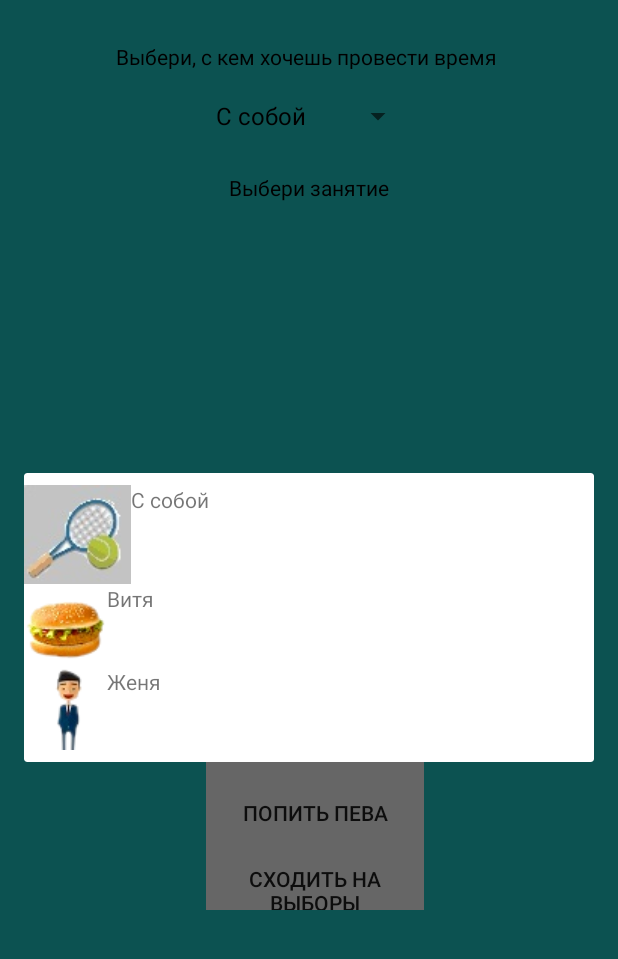
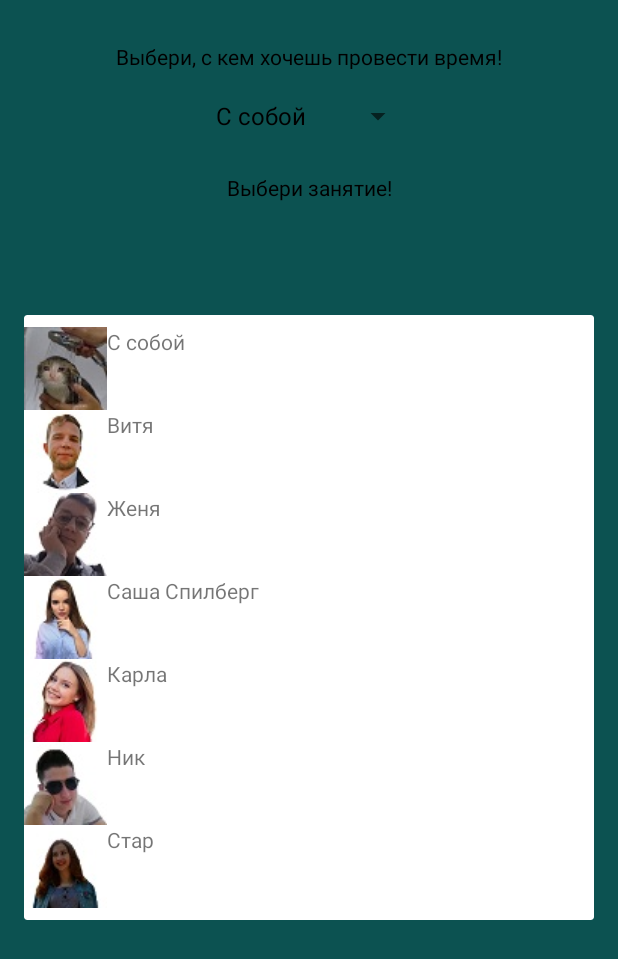
Before and after one commit to dasfex/AndroidFamcsSimulator, an Android app: the fragment HobbyFragment shown on its own in the app's theme, after a tap on "С собой", on a phone screen of 412 x 824 dp. Shown: the top 959 px of the screen. Run offline under Robolectric (Android 15) with nearby library versions, the phone set to English and light mode, and no system bars.

Commit message:
new sounds and friends

```diff
--- a/app/src/main/java/com/source/studsimulator/model/ActionObjects.java
+++ b/app/src/main/java/com/source/studsimulator/model/ActionObjects.java
@@ -11,6 +11,7 @@ import com.source.studsimulator.model.entity.StudentActivity;
 import com.source.studsimulator.model.entity.Study;
 import com.source.studsimulator.model.entity.Work;
 import com.source.studsimulator.ui.StudSimulatorApplication;
+
 import java.util.ArrayList;
 import java.util.List;
 
@@ -26,7 +27,7 @@ public class ActionObjects {
 
     private static List<Friend> friendList = new ArrayList<>();
 
-    private static List< RandomAction> randomActionsList = new ArrayList<>();
+    private static List<RandomAction> randomActionsList = new ArrayList<>();
 
 
     public static List<StudentActivity> getFoodList() {
@@ -70,6 +71,11 @@ public class ActionObjects {
             hobbyList.add(new Hobby(StudSimulatorApplication.getContext().getString(R.string.film), 0, 12, -1, 1, 40));
             hobbyList.add(new Hobby(StudSimulatorApplication.getContext().getString(R.string.beer), 0, 10, -1, 2, 60));
             hobbyList.add(new Hobby(StudSimulatorApplication.getContext().getString(R.string.vote), 0, 15, 5, 4, 80));
+            hobbyList.add(new Hobby(StudSimulatorApplication.getContext().getString(R.string.vote), 0, 15, 5, 4, 80));
+            hobbyList.add(new Hobby(StudSimulatorApplication.getContext().getString(R.string.eurovision), 0, 11, -5, 3, 10));
+            hobbyList.add(new Hobby(StudSimulatorApplication.getContext().getString(R.string.help), 0, 6, 1, 3, 25));
+            hobbyList.add(new Hobby(StudSimulatorApplication.getContext().getString(R.string.sport), 0, 15, 0, 15, 100));
+            hobbyList.add(new Hobby(StudSimulatorApplication.getContext().getString(R.string.walk), 0, 10, 2, 7, 100));
         }
         return hobbyList;
     }
@@ -77,9 +83,13 @@ public class ActionObjects {
     public static List<Friend> getFriendList() {
         if (friendList.isEmpty()) {
             // нужно как-то не менять уровень дружбы с собой
-            friendList.add(new Friend(100, 0, 0.0, "С собой", R.drawable.hobby));
-            friendList.add(new Friend(50, 0, 0.0, "Витя", R.drawable.food));
-            friendList.add(new Friend(50, 0, 0.0, "Женя", R.drawable.info));
+            friendList.add(new Friend(100, 0, 0.0, "С собой", R.drawable.alone));
+            friendList.add(new Friend(50, 0, 0.0, "Витя", R.drawable.vitya));
+            friendList.add(new Friend(50, 0, 0.0, "Женя", R.drawable.zhenya));
+            friendList.add(new Friend(50, 0, 0.0, "Саша Спилберг", R.drawable.sasha));
+            friendList.add(new Friend(50, 0, 0.0, "Карла", R.drawable.karla));
+            friendList.add(new Friend(50, 0, 0.0, "Ник", R.drawable.nick));
+            friendList.add(new Friend(50, 0, 0.0, "Стар", R.drawable.star));
         }
         return friendList;
     }
@@ -112,7 +122,7 @@ public class ActionObjects {
     }
 
     public static RandomAction getAction(int index) {
-        if(randomActionsList.isEmpty()) {
+        if (randomActionsList.isEmpty()) {
             randomActionsList.add(new RandomAction(
                     StudSimulatorApplication.getContext().getString(R.string.neighbour_action_message),
                     4, -3, 0, 0, 0)
--- a/app/src/main/java/com/source/studsimulator/ui/activity/GameLobbyActivity.java
+++ b/app/src/main/java/com/source/studsimulator/ui/activity/GameLobbyActivity.java
@@ -203,6 +203,7 @@ public class GameLobbyActivity extends AppCompatActivity implements GameContract
 
     @Override
     public void printDeadMessage() {
+        SoundActivity.hearSound(this, R.raw.death);
         AlertDialog.Builder builder = new AlertDialog.Builder(this);
         builder.setTitle(StudSimulatorApplication.getContext().getString(R.string.death))
                 .setMessage(StudSimulatorApplication.getContext().getString(R.string.death_text))
--- a/app/src/main/java/com/source/studsimulator/ui/activity/MainActivity.java
+++ b/app/src/main/java/com/source/studsimulator/ui/activity/MainActivity.java
@@ -24,12 +24,14 @@ public class MainActivity extends AppCompatActivity {
 
         newGameButton = findViewById(R.id.newGameButton);
         newGameButton.setOnClickListener(v -> {
+            SoundActivity.hearSound(this, R.raw.pisk);
             Intent intent = new Intent(MainActivity.this, GameLobbyActivity.class);
             startActivity(intent);
         });
 
         settingsButton = findViewById(R.id.settingsButton);
         settingsButton.setOnClickListener(v -> {
+            SoundActivity.hearSound(this, R.raw.pisk);
             Intent intent = new Intent(MainActivity.this, SettingsActivity.class);
             startActivity(intent);
         });
--- a/app/src/main/java/com/source/studsimulator/ui/fragments/InfoFragment.java
+++ b/app/src/main/java/com/source/studsimulator/ui/fragments/InfoFragment.java
@@ -18,6 +18,7 @@ import android.widget.Toast;
 
 import com.source.studsimulator.R;
 import com.source.studsimulator.relation.GamePresenter;
+import com.source.studsimulator.ui.activity.SoundActivity;
 
 
 public class InfoFragment extends Fragment {
@@ -58,6 +59,7 @@ public class InfoFragment extends Fragment {
     }
 
     private void showToast(View view) {
+        SoundActivity.hearSound(this.getContext(), R.raw.toast);
         Toast clickToast = Toast.makeText(view.getContext(),
                 R.string.art, Toast.LENGTH_SHORT);
         clickToast.setGravity(Gravity.NO_GRAVITY, 0, 0);
--- a/app/src/main/res/values/strings.xml
+++ b/app/src/main/res/values/strings.xml
@@ -25,13 +25,17 @@
     <string name="sushiFood">Кушать суши</string>
     <string name="burgerFood">Покупать бургеры за 2000</string>
 
-    <string name="friendLabel">Выбери, с кем хочешь провести время</string>
-    <string name="hobbyLabel">Выбери занятие</string>
+    <string name="friendLabel">Выбери, с кем хочешь провести время!</string>
+    <string name="hobbyLabel">Выбери занятие!</string>
     <string name="read">почитать книжку</string>
     <string name="dance">танцевать</string>
     <string name="beer">попить пева</string>
     <string name="film">посмотреть фильмец</string>
     <string name="vote">сходить на выборы</string>
+    <string name="eurovision">посмотреть Евровидение</string>
+    <string name="sport">культурно померяться силами</string>
+    <string name="help">помочь кому-нибудь кодить</string>
+    <string name="walk">прогуляться по набережной</string>
 
     <string name="sideJobHeader">Иди работать!</string>
     <string name="workHeader">Работа</string>
@@ -97,7 +101,7 @@
 
     <string name="notEnoughEnergy">Недостаточно энергии!</string>
     <string name="death">СМЭРЦЬ!</string>
-    <string name="death_text">Похоже вы не расчитали свои силы и умерли. А ведь мама говорила, что надо было идти в БГУИР. Ну иди теперь в армейку. Кыш-кыш</string>
+    <string name="death_text">Похоже вы не расчитали свои силы и умерли. А ведь мама говорила, что надо было идти в БГУИР. Ну иди теперь в армейку. Кыш-кыш!</string>
     <string name="death_button">Мам, я стану рэпером!</string>
     <string name="studyStage">Этап обучения:</string>
 
```
Also changed, not shown: app/src/main/java/com/source/studsimulator/ui/activity/SoundActivity.java (added, +13 -0 lines), app/src/main/res/drawable/alone.jpg (added), app/src/main/res/drawable/karla.jpg (added), app/src/main/res/drawable/nick.jpg (added), app/src/main/res/drawable/sasha.jpg (added), app/src/main/res/drawable/star.jpg (added), app/src/main/res/drawable/vitya.jpg (added), app/src/main/res/drawable/zhenya.jpg (added), 3 other files.
